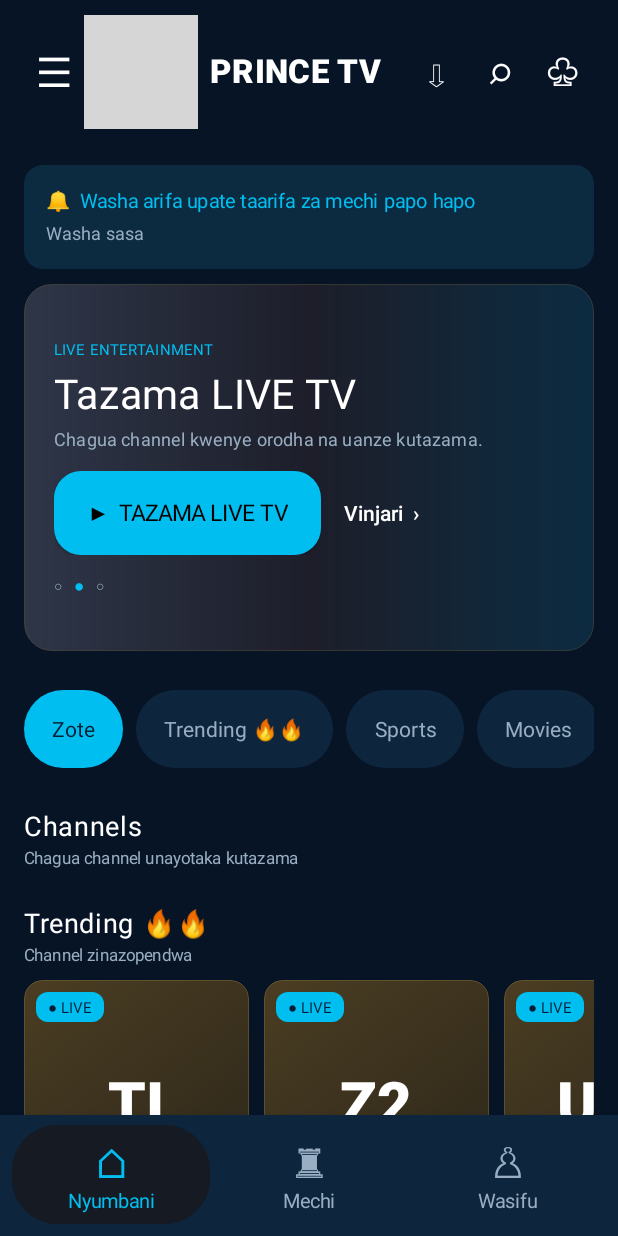
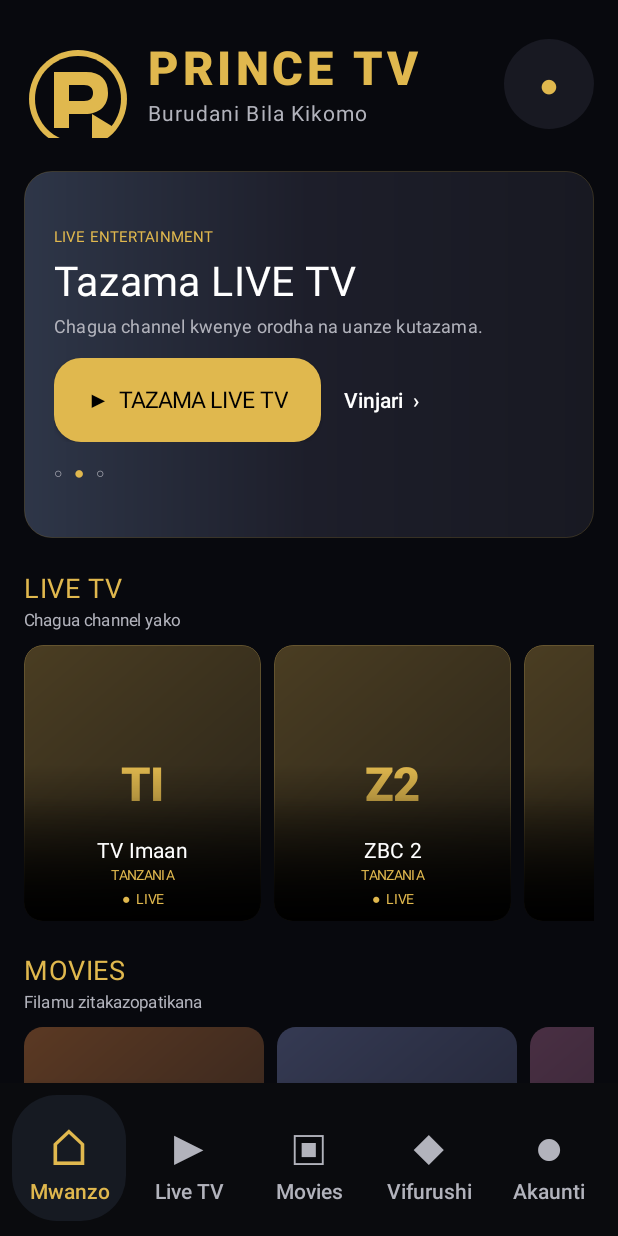
Before and after one commit to majidishaweji602-a11y/prince-tv-android, an Android app: the screen it shows after launch (MainActivity), on a phone screen of 412 x 824 dp. Run offline under Robolectric (Android 15) with nearby library versions, the phone set to English and light mode, and no system bars; grey boxes are pictures that could not be loaded.

Commit message:
Update MainActivity.kt

```diff
--- a/app/src/main/java/com/princetv/app/MainActivity.kt
+++ b/app/src/main/java/com/princetv/app/MainActivity.kt
@@ -73,12 +73,12 @@ class MainActivity : AppCompatActivity() {
         val colors: IntArray
     )
 
-    private val dark = Color.rgb(7, 20, 38)
-    private val panel = Color.rgb(12, 43, 65)
-    private val panelLight = Color.rgb(18, 55, 78)
-    private val gold = Color.rgb(0, 190, 240)
+    private val dark = Color.rgb(8, 9, 14)
+    private val panel = Color.rgb(24, 25, 34)
+    private val panelLight = Color.rgb(35, 35, 44)
+    private val gold = Color.rgb(224, 184, 78)
     private val white = Color.WHITE
-    private val muted = Color.rgb(153, 174, 194)
+    private val muted = Color.rgb(178, 179, 188)
 
     private val channels = mutableListOf<Channel>()
 
@@ -289,7 +289,11 @@ class MainActivity : AppCompatActivity() {
 
     /** Huficha token/mac kwenye URL ili logi zisivuje siri. */
     private fun safeUrl(url: String): String =
-        url.replace(Regex("(play_token|token|mac|password|pass)=[^&]*", RegexOption.IGNORE_CASE), "$1=***")
+        url.replace(
+            Regex("(play_token|token|mac|password|pass)=([^&]*)", RegexOption.IGNORE_CASE)
+        ) { match ->
+            "${match.groupValues[1]}=***"
+        }
 
     private fun clog(msg: String) =
         Log.d(tag, "[$currentChannelName] $msg")
@@ -356,104 +360,100 @@ class MainActivity : AppCompatActivity() {
 
     // HEADER ILIYOBORESHWA
     private fun createHeader(): View {
-        // PRINCE_TV_REDESIGN
         val header = LinearLayout(this).apply {
             orientation = LinearLayout.HORIZONTAL
             gravity = Gravity.CENTER_VERTICAL
-            setPadding(dp(16), dp(10), dp(16), dp(10))
-            setBackgroundColor(Color.rgb(7, 20, 38))
-        }
-        val menu = TextView(this).apply {
-            text = "☰"; textSize = 27f; gravity = Gravity.CENTER
-            setTextColor(white); contentDescription = "Menu"
-            setOnClickListener { showPackages() }
-        }
-        header.addView(menu, LinearLayout.LayoutParams(dp(40), dp(54)))
+            setPadding(dp(16), dp(20), dp(16), dp(14))
+            setBackgroundColor(dark)
+        }
+
         val logo = ImageView(this).apply {
-            setImageResource(R.drawable.prince_logo)
+            setImageResource(R.drawable.ic_prince_tv)
             scaleType = ImageView.ScaleType.FIT_CENTER
             contentDescription = "PRINCE TV logo"
-        }
-        header.addView(logo, LinearLayout.LayoutParams(dp(76), dp(76)))
-        header.addView(label("PRINCE TV", 22f, white, true).apply {
-            typeface = Typeface.create("sans-serif-black", Typeface.NORMAL)
-            setPadding(dp(8), 0, 0, 0)
-        }, LinearLayout.LayoutParams(0, -2, 1f))
-        fun action(glyph: String, desc: String, click: () -> Unit) = TextView(this).apply {
-            text = glyph; textSize = 25f; gravity = Gravity.CENTER
-            setTextColor(white); contentDescription = desc
-            setOnClickListener { click() }
-        }
-        header.addView(action("⇩", "Pakua") { showPackages() }, LinearLayout.LayoutParams(dp(42), dp(54)))
-        header.addView(action("⌕", "Tafuta") { showLive() }, LinearLayout.LayoutParams(dp(42), dp(54)))
-        header.addView(action("♧", "Taarifa") {
-            Toast.makeText(this, "Karibu PRINCE TV", Toast.LENGTH_SHORT).show()
-        }, LinearLayout.LayoutParams(dp(42), dp(54)))
+            translationY = dp(10).toFloat()
+        }
+
+        header.addView(
+            logo,
+            LinearLayout.LayoutParams(dp(72), dp(72))
+        )
+
+        val brand = LinearLayout(this).apply {
+            orientation = LinearLayout.VERTICAL
+            gravity = Gravity.CENTER_VERTICAL
+            setPadding(dp(11), 0, 0, 0)
+        }
+
+        brand.addView(
+            label("PRINCE TV", 31f, gold, true).apply {
+                typeface = Typeface.create(
+                    "sans-serif-black",
+                    Typeface.NORMAL
+                )
+                letterSpacing = 0.10f
+            }
+        )
+
+        brand.addView(
+            label("Burudani Bila Kikomo", 14f, muted, false).apply { letterSpacing = 0.05f; setPadding(0, dp(4), 0, 0) }
+        )
+
+        header.addView(
+            brand,
+            LinearLayout.LayoutParams(0, -2, 1f)
+        )
+
+        val profileBtn = TextView(this).apply {
+            text = "●"
+            textSize = 22f
+            gravity = Gravity.CENTER
+            setTextColor(gold)
+            background = shape(panel, 40)
+            contentDescription = "Akaunti"
+            isClickable = true
+            isFocusable = true
+            setOnClickListener { showAccount() }
+        }
+
+        header.addView(profileBtn, LinearLayout.LayoutParams(dp(60), dp(60)))
         return header
     }
 
     private fun showHome() {
         leavePlayerAndRelease()
         stopSlideshow()
+
         currentTab = "Mwanzo"
         content.removeAllViews()
-        addInfoPanel("🔔  Washa arifa upate taarifa za mechi papo hapo", "Washa sasa")
+
         buildHero()
-        addHomeCategoryTabs()
-        addSectionTitle("Channels", "Chagua channel unayotaka kutazama")
-        addSectionTitle("Trending 🔥🔥", "Channel zinazopendwa")
+
+        addSectionTitle("LIVE TV", "Chagua channel yako")
         addChannelCards(content)
-        addSectionTitle("Movies", "Filamu na burudani")
-        addFeatureCards(content, listOf("ACTION", "DRAMA", "FAMILY", "COMEDY"), "MOVIES")
-        addSectionTitle("Series", "Vipindi na mfululizo")
-        addFeatureCards(content, listOf("LOCAL SERIES", "DRAMA SERIES", "DOCUMENTARY", "KIDS SERIES"), "SERIES")
+
+        addSectionTitle("MOVIES", "Filamu zitakazopatikana")
+        addFeatureCards(
+            content,
+            listOf("ACTION", "DRAMA", "FAMILY", "COMEDY"),
+            "MOVIES"
+        )
+
+        addSectionTitle("SERIES", "Vipindi na mfululizo")
+        addFeatureCards(
+            content,
+            listOf(
+                "LOCAL SERIES",
+                "DRAMA SERIES",
+                "DOCUMENTARY",
+                "KIDS SERIES"
+            ),
+            "SERIES"
+        )
+
+        // Sports haziongezwi tena hapa kwa sababu zipo kwenye LIVE TV.
         refreshNavigation()
         startSlideshow()
-    }
-
-    private fun addHomeCategoryTabs() {
-        val horizontal = HorizontalScrollView(this).apply {
-            isHorizontalScrollBarEnabled = false
-            overScrollMode = View.OVER_SCROLL_NEVER
-        }
-        val row = LinearLayout(this).apply {
-            orientation = LinearLayout.HORIZONTAL
-            gravity = Gravity.CENTER_VERTICAL
-        }
-        listOf("Zote", "Trending 🔥🔥", "Sports", "Movies").forEachIndexed { index, name ->
-            val chip = TextView(this).apply {
-                text = name
-                textSize = 14f
-                typeface = Typeface.create("sans-serif-bold", Typeface.NORMAL)
-                gravity = Gravity.CENTER
-                setTextColor(if (index == 0) Color.rgb(5, 29, 49) else muted)
-                background = shape(if (index == 0) Color.rgb(0, 190, 240) else Color.rgb(14, 38, 61), 28)
-                setPadding(dp(19), dp(12), dp(19), dp(12))
-                setOnClickListener {
-                    when (name) {
-                        "Zote" -> showHome()
-                        "Movies" -> showMovies()
-                        "Sports" -> {
-                            content.removeAllViews()
-                            currentTab = "Mwanzo"
-                            addSectionTitle("Sports", "Chagua channel za michezo")
-                            addCategoryChannelCards(content, "Sports")
-                        }
-                        else -> {
-                            content.removeAllViews()
-                            currentTab = "Mwanzo"
-                            addSectionTitle("Trending 🔥🔥", "Channel zinazopendwa")
-                            addChannelCards(content)
-                        }
-                    }
-                }
-            }
-            row.addView(chip, LinearLayout.LayoutParams(-2, dp(52)).apply { marginEnd = dp(9) })
-        }
-        horizontal.addView(row)
-        content.addView(horizontal, LinearLayout.LayoutParams(-1, dp(62)).apply {
-            topMargin = dp(15); bottomMargin = dp(7)
-        })
     }
 
     private fun buildHero() {
@@ -1126,7 +1126,9 @@ class MainActivity : AppCompatActivity() {
 
         logoExecutor.execute {
             val bitmap = try {
-                fetchLogoBytes(channel)?.let { decodeScaled(it, targetPx) }
+                // Logo za kadi zinahitaji resolution kubwa ili zisionekane blur.
+                val decodeTarget = maxOf(targetPx, dp(400))
+                fetchLogoBytes(channel)?.let { decodeScaled(it, decodeTarget) }
             } catch (e: Exception) {
                 Log.w(tag, "[${channel.name}] Logo imeharibika: ${e.message}")
                 null
@@ -1149,87 +1151,122 @@ class MainActivity : AppCompatActivity() {
 
         val row = LinearLayout(this).apply {
             orientation = LinearLayout.HORIZONTAL
-            setPadding(0, 0, dp(8), 0)
         }
 
         for (channel in channels) {
-            // Kadi nzima = logo. Jina liko chini juu ya kivuli.
+            // Kadi ya channel: logo inajaza eneo lote la kadi.
             val card = FrameLayout(this).apply {
-                background = logoBackground(channel.icon)
+                background = shape(panel, 13)
                 clipToOutline = true
                 isClickable = true
                 isFocusable = true
-                setOnClickListener { playChannel(channel) }
+                setOnClickListener {
+                    playChannel(channel)
+                }
             }
 
             val initials = TextView(this).apply {
                 text = channelInitials(channel.name)
-                textSize = 40f
+                textSize = 31f
                 gravity = Gravity.CENTER
-                typeface = Typeface.create("sans-serif-black", Typeface.NORMAL)
-                setTextColor(white)
-                setPadding(0, 0, 0, dp(34))
+                typeface = Typeface.create(
+                    "sans-serif-black",
+                    Typeface.NORMAL
+                )
+                setTextColor(if (channel.icon == "news") white else gold)
+                background = logoBackground(channel.icon)
             }
 
             val logoImage = ImageView(this).apply {
-                // Logo inajaza kadi (juu ya eneo la jina), bila kukatwa
-                scaleType = ImageView.ScaleType.FIT_CENTER
-                setPadding(dp(8), dp(8), dp(8), dp(40))
+                scaleType = ImageView.ScaleType.CENTER_CROP
+                adjustViewBounds = false
+                setPadding(0, 0, 0, 0)
                 visibility = View.GONE
-            }
-
-            card.addView(initials, FrameLayout.LayoutParams(-1, -1))
-            card.addView(logoImage, FrameLayout.LayoutParams(-1, -1))
-
-            loadLogo(channel, dp(150)) { bmp ->
+                contentDescription = "${channel.name} logo"
+            }
+
+            card.addView(
+                initials,
+                FrameLayout.LayoutParams(-1, -1)
+            )
+            card.addView(
+                logoImage,
+                FrameLayout.LayoutParams(-1, -1)
+            )
+
+            // Kivuli cha chini hufanya maandishi yasomeke juu ya logo.
+            val bottomShade = View(this).apply {
+                background = GradientDrawable(
+                    GradientDrawable.Orientation.TOP_BOTTOM,
+                    intArrayOf(
+                        Color.TRANSPARENT,
+                        Color.argb(235, 0, 0, 0)
+                    )
+                )
+            }
+
+            val details = LinearLayout(this).apply {
+                orientation = LinearLayout.VERTICAL
+                gravity = Gravity.BOTTOM or Gravity.CENTER_HORIZONTAL
+                setPadding(dp(8), dp(28), dp(8), dp(9))
+                background = GradientDrawable(
+                    GradientDrawable.Orientation.TOP_BOTTOM,
+                    intArrayOf(
+                        Color.TRANSPARENT,
+                        Color.argb(235, 0, 0, 0)
+                    )
+                )
+            }
+
+            details.addView(
+                label(channel.name, 14f, white, true).apply {
+                    gravity = Gravity.CENTER
+                    maxLines = 2
+                    ellipsize = android.text.TextUtils.TruncateAt.END
+                }
+            )
+
+            details.addView(
+                label(channel.category.uppercase(), 9f, gold, true).apply {
+                    gravity = Gravity.CENTER
+                    setPadding(0, dp(3), 0, 0)
+                }
+            )
+
+            details.addView(
+                label(
+                    if (channel.streamUrl.isNotBlank()) "●  LIVE" else "HAIPO",
+                    9f,
+                    if (channel.streamUrl.isNotBlank()) gold else muted,
+                    true
+                ).apply {
+                    gravity = Gravity.CENTER
+                    setPadding(0, dp(5), 0, 0)
+                }
+            )
+
+            card.addView(
+                bottomShade,
+                FrameLayout.LayoutParams(-1, dp(105), Gravity.BOTTOM)
+            )
+            card.addView(
+                details,
+                FrameLayout.LayoutParams(-1, -2, Gravity.BOTTOM)
+            )
+
+            loadLogo(channel, dp(400)) { bmp ->
                 logoImage.setImageBitmap(bmp)
                 logoImage.visibility = View.VISIBLE
                 initials.visibility = View.GONE
             }
 
-            // Kivuli cha chini + jina
-            val footer = LinearLayout(this).apply {
-                orientation = LinearLayout.VERTICAL
-                gravity = Gravity.CENTER
-                setPadding(dp(6), dp(6), dp(6), dp(7))
-                background = GradientDrawable(
-                    GradientDrawable.Orientation.TOP_BOTTOM,
-                    intArrayOf(Color.argb(0, 0, 0, 0), Color.argb(210, 3, 12, 24))
-                )
-            }
-            footer.addView(label(channel.name, 13f, white, true).apply {
-                gravity = Gravity.CENTER
-                maxLines = 1
-                ellipsize = android.text.TextUtils.TruncateAt.END
-            })
-            card.addView(
-                footer,
-                FrameLayout.LayoutParams(-1, -2, Gravity.BOTTOM)
-            )
-
-            // Beji ya LIVE juu kushoto
-            val live = channel.streamUrl.isNotBlank()
-            card.addView(
-                TextView(this).apply {
-                    text = if (live) "● LIVE" else "HAIPO"
-                    textSize = 10f
-                    typeface = Typeface.create("sans-serif-bold", Typeface.NORMAL)
-                    setTextColor(if (live) Color.rgb(5, 29, 49) else white)
-                    background = shape(
-                        if (live) Color.rgb(0, 190, 240) else Color.argb(160, 60, 70, 85),
-                        8
-                    )
-                    setPadding(dp(8), dp(3), dp(8), dp(3))
-                },
-                FrameLayout.LayoutParams(-2, -2, Gravity.TOP or Gravity.START).apply {
-                    setMargins(dp(8), dp(8), 0, 0)
-                }
-            )
-
             row.addView(
                 card,
-                LinearLayout.LayoutParams(dp(150), dp(196)).apply {
-                    marginEnd = dp(10)
+                LinearLayout.LayoutParams(
+                    dp(158),
+                    dp(184)
+                ).apply {
+                    marginEnd = dp(9)
                 }
             )
         }
@@ -1238,7 +1275,7 @@ class MainActivity : AppCompatActivity() {
 
         parent.addView(
             scroll,
-            LinearLayout.LayoutParams(-1, dp(204))
+            LinearLayout.LayoutParams(-1, dp(190))
         )
     }
 
@@ -1297,7 +1334,7 @@ class MainActivity : AppCompatActivity() {
                 }
             }
 
-            loadLogo(channel, dp(150)) { bmp ->
+            loadLogo(channel, dp(46)) { bmp ->
                 val size = dp(46)
                 val d = androidx.core.graphics.drawable.RoundedBitmapDrawableFactory
                     .create(resources, bmp)
@@ -1440,7 +1477,7 @@ class MainActivity : AppCompatActivity() {
         subtitle: String
     ) {
         content.addView(
-            label(title, 18f, white, true).apply {
+            label(title, 18f, gold, true).apply {
                 letterSpacing = 0.025f
                 setPadding(
                     0,
@@ -1459,8 +1496,8 @@ class MainActivity : AppCompatActivity() {
     }
 
     private fun styleTab(item: TextView, name: String) {
-        val selected = name == currentTab || (name == "Nyumbani" && currentTab == "Mwanzo") || (name == "Mechi" && currentTab == "Live TV") || (name == "Wasifu" && currentTab == "Akaunti")
-        item.setTextColor(if (selected) Color.rgb(0, 190, 240) else muted)
+        val selected = name == currentTab
+        item.setTextColor(if (selected) gold else muted)
         item.background = if (selected) {
             GradientDrawable().apply {
                 cornerRadius = dp(30).toFloat()
@@ -1473,32 +1510,52 @@ class MainActivity : AppCompatActivity() {
         bottomNavigation = LinearLayout(this).apply {
             orientation = LinearLayout.HORIZONTAL
             gravity = Gravity.CENTER
-            setPadding(dp(8), dp(7), dp(8), dp(8))
-            setBackgroundColor(Color.rgb(13, 37, 61))
-            elevation = dp(10).toFloat()
-        }
-        val tabs = listOf("⌂\nNyumbani", "♜\nMechi", "♙\nWasifu")
+            setPadding(dp(6), dp(8), dp(6), dp(10))
+            setBackgroundColor(Color.rgb(10, 11, 14))
+            elevation = dp(8).toFloat()
+        }
+
+        val tabs = listOf(
+            "⌂\nMwanzo",
+            "▶\nLive TV",
+            "▣\nMovies",
+            "◆\nVifurushi",
+            "●\nAkaunti"
+        )
+
         for (tab in tabs) {
             val name = tab.substringAfter("\n")
+
             val item = TextView(this).apply {
                 text = SpannableString(tab).apply {
-                    setSpan(RelativeSizeSpan(2.1f), 0, 1, Spannable.SPAN_EXCLUSIVE_EXCLUSIVE)
+                    setSpan(
+                        RelativeSizeSpan(2.4f), 0, 1,
+                        Spannable.SPAN_EXCLUSIVE_EXCLUSIVE
+                    )
                 }
-                textSize = 13f
+                textSize = 14f
                 gravity = Gravity.CENTER
-                typeface = Typeface.create("sans-serif-bold", Typeface.NORMAL)
-                setPadding(dp(4), dp(5), dp(4), dp(5))
+                typeface = Typeface.create("sans-serif-medium", Typeface.NORMAL)
+                setPadding(dp(4), dp(8), dp(4), dp(8))
                 setOnClickListener {
                     when (name) {
-                        "Nyumbani" -> showHome()
-                        "Mechi" -> showLive()
-                        "Wasifu" -> showAccount()
+                        "Mwanzo" -> showHome()
+                        "Live TV" -> showLive()
+                        "Movies" -> showMovies()
+                        "Vifurushi" -> showPackages()
+                        "Akaunti" -> showAccount()
                     }
                 }
             }
             styleTab(item, name)
-            bottomNavigation.addView(item, LinearLayout.LayoutParams(0, dp(66), 1f))
-        }
+
+            bottomNavigation.addView(
+                item,
+                LinearLayout.LayoutParams(0, dp(84), 1f)
+                    .apply { setMargins(dp(2), 0, dp(2), 0) }
+            )
+        }
+
         return bottomNavigation
     }
 
```
